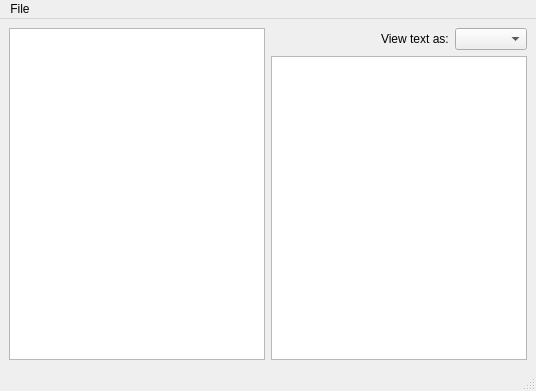
This is folio.ui in winstonliu/pyfolio as Qt 5 draws it before an edit. The edited form follows.
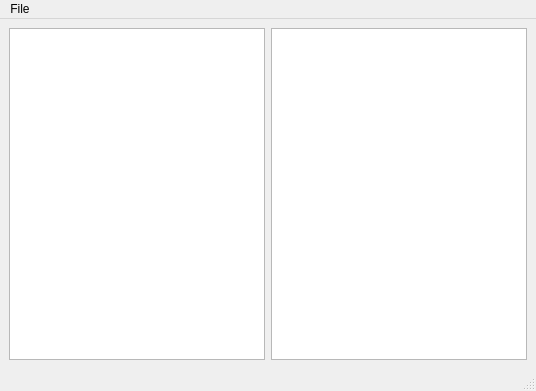
This is the edited form.

Commit message: Only rendering as markdown now

What changed in the file:
```diff
--- a/folio.ui
+++ b/folio.ui
@@ -36,37 +36,6 @@
     </item>
     <item>
      <layout class="QVBoxLayout" name="texteditwidget">
-      <item>
-       <layout class="QHBoxLayout" name="textformatwidget">
-        <item>
-         <spacer name="horizontalSpacer">
-          <property name="orientation">
-           <enum>Qt::Horizontal</enum>
-          </property>
-          <property name="sizeHint" stdset="0">
-           <size>
-            <width>40</width>
-            <height>20</height>
-           </size>
-          </property>
-         </spacer>
-        </item>
-        <item>
-         <widget class="QLabel" name="textFormatLabel">
-          <property name="text">
-           <string>View text as:</string>
-          </property>
-         </widget>
-        </item>
-        <item>
-         <widget class="QComboBox" name="textFormatComboBox">
-          <property name="currentIndex">
-           <number>-1</number>
-          </property>
-         </widget>
-        </item>
-       </layout>
-      </item>
       <item>
        <widget class="QTextEdit" name="textEdit">
         <property name="font">
```
The commit also changes 1 other file.
